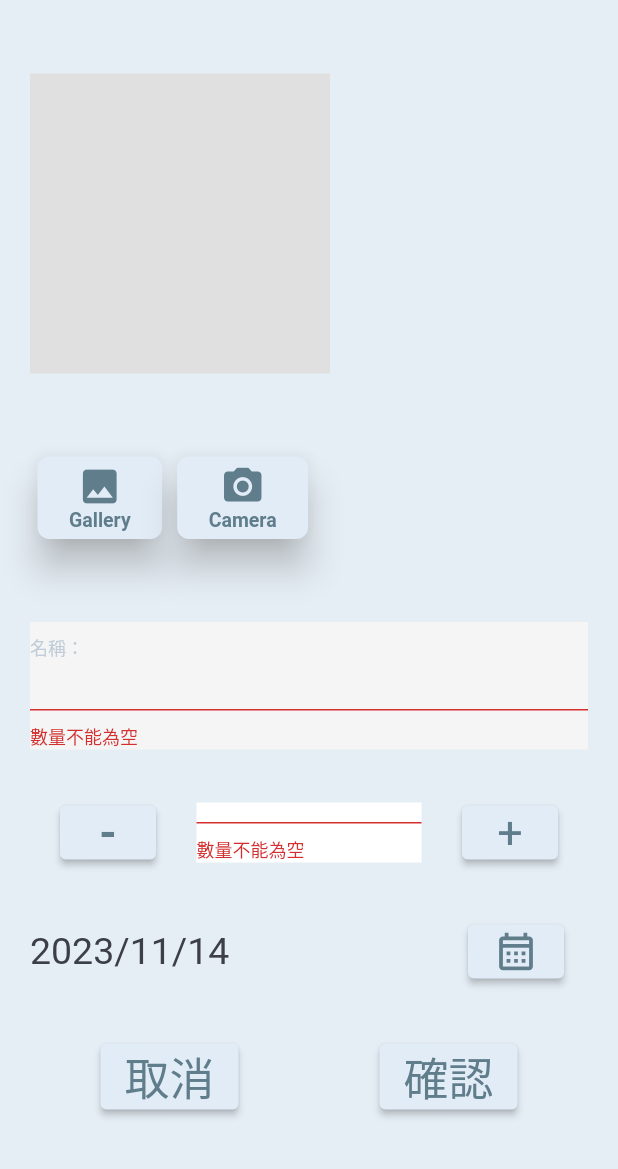
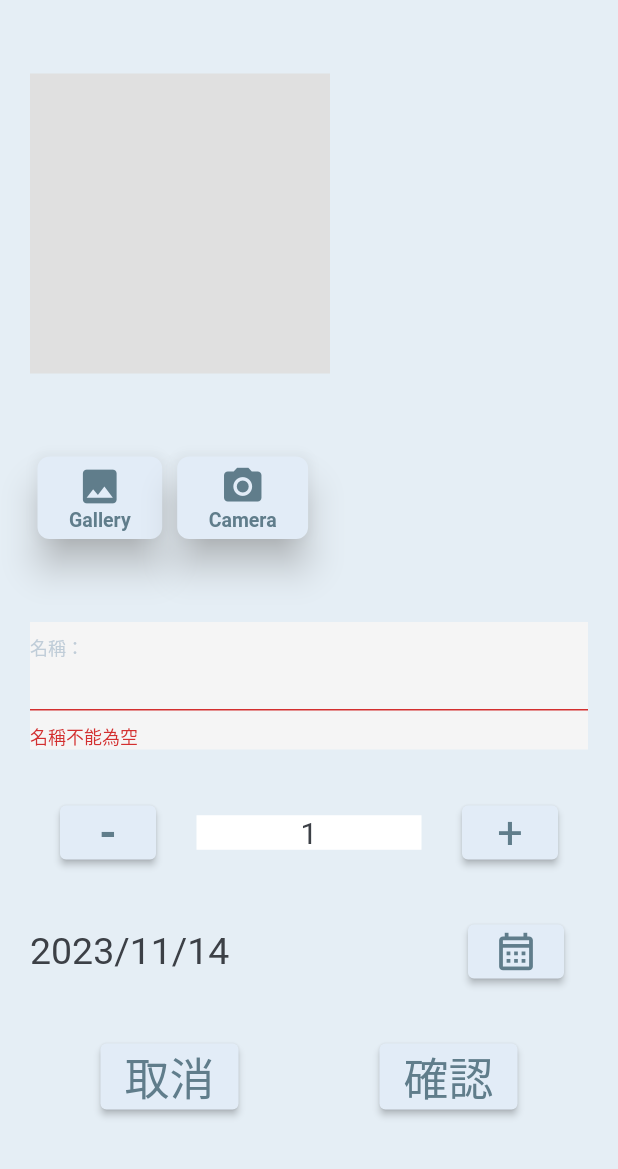
Before and after one commit to s1091792/fridge_01, a Flutter app: the NewFood screen opened directly, on a phone screen of 412 x 824 dp, the part 67-1236 px from its top. Run offline on Flutter 3.47's test engine with Material 2 defaults, Android fonts, the phone set to English and light mode, and no system bars; our stand-ins replace bloc, cloud_firestore, equatable, firebase_auth, firebase_core, firebase_messaging and 9 more; missing offline and left inert: filter_list, google_vision; accounts and stored records are empty; network calls fail; project files that could hold a hidden picture were left out.

Commit message:
調整dialog & 新增食材數量 & 背景通知 x跳權限未解決

```diff
--- a/lib/mainpage/foodmanager/new_food.dart
+++ b/lib/mainpage/foodmanager/new_food.dart
@@ -39,7 +39,7 @@ class _NewFoodState extends State<NewFood> {
 
   //控制數量
   final controller = TextEditingController();
-  final countcontroller = TextEditingController();
+  int count=1;
 
   String imageUrl = '';
   String path = '';
@@ -48,14 +48,14 @@ class _NewFoodState extends State<NewFood> {
 
   void incrementCounter() {
     setState(() {
-      countcontroller.text = (int.parse(countcontroller.text) + 1).toString();
+      count++;
     });
   }
 
   void decrementCounter() {
     setState(() {
-      if (int.parse(countcontroller.text) > 1) {
-        countcontroller.text = (int.parse(countcontroller.text) - 1).toString();
+      if (count > 1) {
+        count--;
       }
     });
   }
@@ -231,7 +231,7 @@ class _NewFoodState extends State<NewFood> {
                     child: TextFormField(
                       controller: controller,
                       validator: (v) {
-                        return v!.trim().isNotEmpty ? null : "數量不能為空";
+                        return v!.trim().isNotEmpty ? null : "名稱不能為空";
                       },
                       decoration: InputDecoration(
                         labelText: "名稱：",
@@ -283,33 +283,10 @@ class _NewFoodState extends State<NewFood> {
                         Container(
                           width: 150,
                           color: Colors.white,
-                          child: TextFormField(
-                            controller: countcontroller,
-                            keyboardType: TextInputType.number,
+                          child: Text(
+                            "$count",
                             textAlign: TextAlign.center,
-                            style: const TextStyle(fontSize: 20),
-                            inputFormatters: <TextInputFormatter>[
-                              FilteringTextInputFormatter.digitsOnly
-                            ],
-                            validator: (v) {
-                              return v!.trim().isNotEmpty ? null : "數量不能為空";
-                            },
-                            decoration: const InputDecoration(
-                              floatingLabelBehavior:
-                                  FloatingLabelBehavior.always,
-                              enabledBorder: OutlineInputBorder(
-                                borderSide: BorderSide(
-                                  color: Colors.grey,
-                                  width: 2,
-                                ),
-                              ),
-                              focusedBorder: OutlineInputBorder(
-                                borderSide: BorderSide(
-                                  color: Colors.cyan,
-                                  width: 2,
-                                ),
-                              ),
-                            ),
+                            style: TextStyle(fontSize: 20),
                           ),
                         ),
                         ElevatedButton(
@@ -382,8 +359,7 @@ class _NewFoodState extends State<NewFood> {
                             ? () async {
                                 //新增進資料庫(各個變數名)：照片路徑是imagefile!.path,食材名稱->controller.text,到期日->date,數量->count
                                 // uploadImageToImgur();
-                                if (controller.text != "" &&
-                                    countcontroller.text != "") {
+                                if (controller.text != "" ) {
                                   setState(() {
                                     isEnabled = false;
                                   });
@@ -565,7 +541,7 @@ class _NewFoodState extends State<NewFood> {
     try {
       Map<String, dynamic> foodData = {
         'food_name': controller.text,
-        'amount': int.parse(countcontroller.text),
+        'amount': count,
         'EXP': _dateTime,
         'image': imageUrl,
       };
--- a/lib/mainpage/shoppinglist/ShpList_helper.dart
+++ b/lib/mainpage/shoppinglist/ShpList_helper.dart
@@ -39,6 +39,9 @@ class _getShState extends State<getSh> {
                 //刪除資料庫裡的
                 String shpName = widget.title[index];
                 deleteNewShpDocument(shpName);
+                ScaffoldMessenger.of(context).showSnackBar(const SnackBar(
+                  content: Text("刪除成功"),
+                ));
               });
             },
             child: CheckboxListTile(
--- a/pubspec.yaml
+++ b/pubspec.yaml
@@ -56,6 +56,7 @@ dependencies:
   flutter_local_notifications: ^16.1.0
   rxdart: ^0.27.7
   flutter_timezone: ^1.0.8
+  firebase_messaging: ^14.7.4
   #toast提示
   awesome_snackbar_content: ^0.1.3
 
```
Also changed, not shown: lib/main.dart (+7 -1 lines), lib/mainpage/components/main_category.dart (+45 -16 lines), lib/mainpage/drawer_components/drawer_page.dart (+18 -0 lines), lib/mainpage/foodmanager/main_foods_pic.dart (+11 -4 lines), lib/notification/notification.dart (+42 -8 lines), pubspec.lock, 2 other files.
